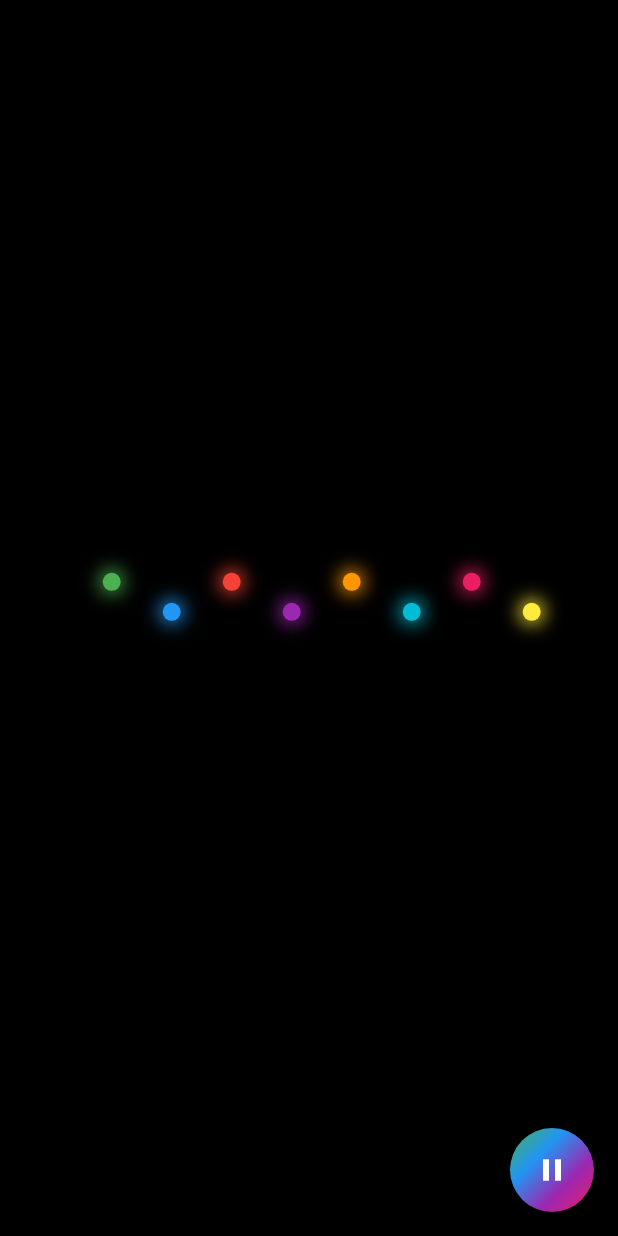
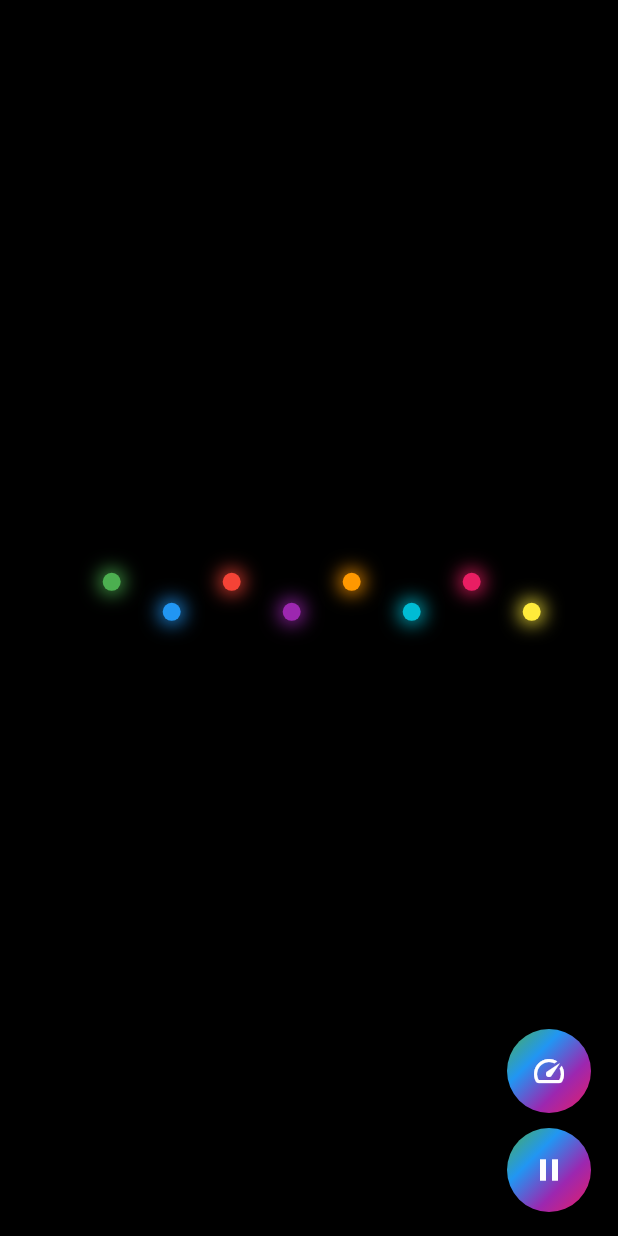
Before and after one commit to kartikeybhardwaj/dancing-parrot, a Flutter app: the screen it shows after launch, on a phone screen of 412 x 824 dp. Run offline on Flutter 3.47's test engine with Material 3 defaults, Android fonts, the light colour scheme and no system bars.

Commit message:
added speed slider and code reformat

```diff
--- a/lib/pages/dancing_parrot_page.dart
+++ b/lib/pages/dancing_parrot_page.dart
@@ -1,7 +1,8 @@
+import 'dart:async';
+import 'dart:math';
+
 import 'package:flutter/material.dart';
 import 'package:flutter/services.dart';
-import 'dart:async';
-import 'dart:math';
 
 class DancingParrotPage extends StatefulWidget {
   const DancingParrotPage({super.key, required this.title});
@@ -14,15 +15,29 @@ class DancingParrotPage extends StatefulWidget {
 
 class _DancingParrotPageState extends State<DancingParrotPage>
     with SingleTickerProviderStateMixin {
+  // Constants
+  static const int _totalFrames = 10;
+  static const Duration _animationDuration = Duration(milliseconds: 100);
+  static const Duration _colorChangeDuration = Duration(milliseconds: 300);
+  static const Duration _sliderAnimationDuration = Duration(milliseconds: 300);
+  static const double _minAnimationSpeed = 20.0;
+  static const double _maxAnimationSpeed = 200.0;
+  static const double _defaultAnimationSpeed = 80.0;
+
+  // Animation controllers and timers
   late AnimationController _animationController;
   late Timer _frameTimer;
   late Timer _colorTimer;
 
+  // State variables
   int _currentFrame = 0;
   String _currentFrameContent = '';
   Color _currentColor = Colors.green;
   bool _isAnimating = true;
+  bool _showSpeedSlider = false;
+  double _animationSpeed = _defaultAnimationSpeed;
 
+  // Color palette
   final List<Color> _colors = [
     Colors.green,
     Colors.blue,
@@ -35,14 +50,13 @@ class _DancingParrotPageState extends State<DancingParrotPage>
   ];
 
   final Random _random = Random();
-  static const int _totalFrames = 10; // 0.txt to 9.txt
 
   @override
   void initState() {
     super.initState();
 
     _animationController = AnimationController(
-      duration: const Duration(milliseconds: 100),
+      duration: _animationDuration,
       vsync: this,
     );
 
@@ -51,20 +65,39 @@ class _DancingParrotPageState extends State<DancingParrotPage>
   }
 
   void _startAnimation() {
-    // Frame animation timer - cycles through frames
-    _frameTimer = Timer.periodic(const Duration(milliseconds: 80), (timer) {
+    _startFrameTimer();
+    _startColorTimer();
+  }
+
+  void _startFrameTimer() {
+    _frameTimer = Timer.periodic(
+      Duration(milliseconds: _animationSpeed.round()),
+      (timer) {
         setState(() {
           _currentFrame = (_currentFrame + 1) % _totalFrames;
         });
         _loadFrame(_currentFrame);
-    });
+      },
+    );
+  }
 
-    // Color change timer - changes color randomly
-    _colorTimer = Timer.periodic(const Duration(milliseconds: 300), (timer) {
+  void _startColorTimer() {
+    _colorTimer = Timer.periodic(_colorChangeDuration, (timer) {
       setState(() {
         _currentColor = _colors[_random.nextInt(_colors.length)];
       });
     });
+  }
+
+  void _stopAnimation() {
+    _frameTimer.cancel();
+    _colorTimer.cancel();
+    _animationController.stop();
+  }
+
+  void _restartFrameTimer() {
+    _frameTimer.cancel();
+    _startFrameTimer();
   }
 
   Future<void> _loadFrame(int frameIndex) async {
@@ -80,9 +113,7 @@ class _DancingParrotPageState extends State<DancingParrotPage>
 
   void _toggleAnimation() {
     if (_isAnimating) {
-      _frameTimer.cancel();
-      _colorTimer.cancel();
-      _animationController.stop();
+      _stopAnimation();
       setState(() {
         _isAnimating = false;
       });
@@ -92,6 +123,22 @@ class _DancingParrotPageState extends State<DancingParrotPage>
       setState(() {
         _isAnimating = true;
       });
+    }
+  }
+
+  void _toggleSpeedSlider() {
+    setState(() {
+      _showSpeedSlider = !_showSpeedSlider;
+    });
+  }
+
+  void _updateAnimationSpeed(double newSpeed) {
+    setState(() {
+      _animationSpeed = newSpeed;
+    });
+
+    if (_isAnimating) {
+      _restartFrameTimer();
     }
   }
 
@@ -107,54 +154,167 @@ class _DancingParrotPageState extends State<DancingParrotPage>
   Widget build(BuildContext context) {
     return Scaffold(
       backgroundColor: Colors.black,
-      appBar: AppBar(backgroundColor: Colors.black),
-      floatingActionButton: Container(
+      appBar: _buildAppBar(),
+      floatingActionButton: _buildFloatingActionButtons(),
+      body: _buildBody(context),
+    );
+  }
+
+  // UI Component Methods
+  AppBar _buildAppBar() {
+    return AppBar(backgroundColor: Colors.black);
+  }
+
+  Widget _buildFloatingActionButtons() {
+    return SizedBox(
+      width: 60,
+      child: Column(
+        mainAxisSize: MainAxisSize.min,
+        crossAxisAlignment: CrossAxisAlignment.center,
+        children: [
+          _buildSpeedSlider(),
+          _buildSpeedButton(),
+          _buildPlayPauseButton(),
+        ],
+      ),
+    );
+  }
+
+  Widget _buildSpeedSlider() {
+    return AnimatedContainer(
+      duration: _sliderAnimationDuration,
+      curve: Curves.easeInOut,
+      height: _showSpeedSlider ? 200 : 0,
+      width: 60,
+      margin: EdgeInsets.only(bottom: _showSpeedSlider ? 10 : 0),
       decoration: BoxDecoration(
-          gradient: LinearGradient(
-            colors: [Colors.green, Colors.blue, Colors.purple, Colors.pink],
-            begin: Alignment.topLeft,
-            end: Alignment.bottomRight,
+        gradient: _showSpeedSlider ? _buildGradient() : null,
+        borderRadius: BorderRadius.circular(30),
       ),
+      child: _showSpeedSlider ? _buildSliderContent() : const SizedBox.shrink(),
+    );
+  }
+
+  Widget _buildSliderContent() {
+    return Container(
+      margin: const EdgeInsets.all(2),
+      decoration: BoxDecoration(
+        color: Colors.black.withValues(alpha: 0.8),
+        borderRadius: BorderRadius.circular(28),
+      ),
+      child: RotatedBox(
+        quarterTurns: 3,
+        child: SliderTheme(
+          data: _buildSliderTheme(),
+          child: Slider(
+            value: _animationSpeed,
+            min: _minAnimationSpeed,
+            max: _maxAnimationSpeed,
+            divisions: 18,
+            onChanged: _updateAnimationSpeed,
+          ),
+        ),
+      ),
+    );
+  }
+
+  SliderThemeData _buildSliderTheme() {
+    return SliderTheme.of(context).copyWith(
+      trackHeight: 8,
+      thumbShape: const RoundSliderThumbShape(enabledThumbRadius: 12),
+      overlayShape: const RoundSliderOverlayShape(overlayRadius: 20),
+      activeTrackColor: Colors.white,
+      inactiveTrackColor: Colors.grey.withValues(alpha: 0.3),
+      thumbColor: Colors.white,
+      overlayColor: Colors.white.withValues(alpha: 0.2),
+    );
+  }
+
+  Widget _buildSpeedButton() {
+    return Container(
+      margin: const EdgeInsets.only(bottom: 10),
+      decoration: BoxDecoration(
+        gradient: _buildGradient(),
         shape: BoxShape.circle,
       ),
       child: FloatingActionButton(
+        heroTag: "speed",
+        onPressed: _toggleSpeedSlider,
+        backgroundColor: Colors.transparent,
+        foregroundColor: Colors.white,
+        elevation: 0,
+        child: Icon(_showSpeedSlider ? Icons.close : Icons.speed, size: 24),
+      ),
+    );
+  }
+
+  Widget _buildPlayPauseButton() {
+    return Container(
+      decoration: BoxDecoration(
+        gradient: _buildGradient(),
+        shape: BoxShape.circle,
+      ),
+      child: FloatingActionButton(
+        heroTag: "play",
         onPressed: _toggleAnimation,
         backgroundColor: Colors.transparent,
         foregroundColor: Colors.white,
         elevation: 0,
         child: Icon(_isAnimating ? Icons.pause : Icons.celebration, size: 24),
       ),
-      ),
-      body: Center(
+    );
+  }
+
+  LinearGradient _buildGradient() {
+    return LinearGradient(
+      colors: [Colors.green, Colors.blue, Colors.purple, Colors.pink],
+      begin: Alignment.topLeft,
+      end: Alignment.bottomRight,
+    );
+  }
+
+  Widget _buildBody(BuildContext context) {
+    return Center(
       child: Column(
         mainAxisAlignment: MainAxisAlignment.center,
         children: [
-            // Disco lights
-            Container(
+          _buildDiscoLights(),
+          const SizedBox(height: 20),
+          _buildParrotDisplay(context),
+        ],
+      ),
+    );
+  }
+
+  Widget _buildDiscoLights() {
+    return SizedBox(
       height: 60,
       width: double.infinity,
       child: Center(
         child: SizedBox(
           width: 320,
           child: Stack(
-                    children: List.generate(8, (index) {
+            children: List.generate(8, (index) => _buildDiscoLight(index)),
+          ),
+        ),
+      ),
+    );
+  }
+
+  Widget _buildDiscoLight(int index) {
     return AnimatedPositioned(
-                        duration: Duration(milliseconds: 300),
+      duration: _sliderAnimationDuration,
       left: (index * 40.0) + (_currentFrame * 5.0) % 40,
       top: 10 + (index.isEven ? 0 : 20),
       child: Container(
         width: 12,
         height: 12,
         decoration: BoxDecoration(
-                            color:
-                                _colors[(_currentFrame + index) %
-                                    _colors.length],
+          color: _colors[(_currentFrame + index) % _colors.length],
           shape: BoxShape.circle,
           boxShadow: [
             BoxShadow(
-                                color:
-                                    _colors[(_currentFrame + index) %
-                                        _colors.length],
+              color: _colors[(_currentFrame + index) % _colors.length],
               blurRadius: 10,
               spreadRadius: 2,
             ),
@@ -162,13 +322,10 @@ class _DancingParrotPageState extends State<DancingParrotPage>
         ),
       ),
     );
-                    }),
-                  ),
-                ),
-              ),
-            ),
-            const SizedBox(height: 20),
-            Container(
+  }
+
+  Widget _buildParrotDisplay(BuildContext context) {
+    return Container(
       padding: EdgeInsets.all(MediaQuery.of(context).size.width * 0.05),
       decoration: BoxDecoration(
         color: Colors.black,
@@ -176,8 +333,12 @@ class _DancingParrotPageState extends State<DancingParrotPage>
       ),
       child: AnimatedBuilder(
         animation: _animationController,
-                builder: (context, child) {
-                  // Calculate responsive font size based on screen width
+        builder: (context, child) => _buildParrotText(context),
+      ),
+    );
+  }
+
+  Widget _buildParrotText(BuildContext context) {
     final screenWidth = MediaQuery.of(context).size.width;
     final fontSize = (screenWidth * 0.025).clamp(8.0, 20.0);
 
@@ -190,12 +351,5 @@ class _DancingParrotPageState extends State<DancingParrotPage>
         fontWeight: FontWeight.bold,
       ),
     );
-                },
-              ),
-            ),
-          ],
-        ),
-      ),
-    );
   }
 }
```
Also changed, not shown: 1 other file. Lines whose indentation alone changed are shown as unchanged.
